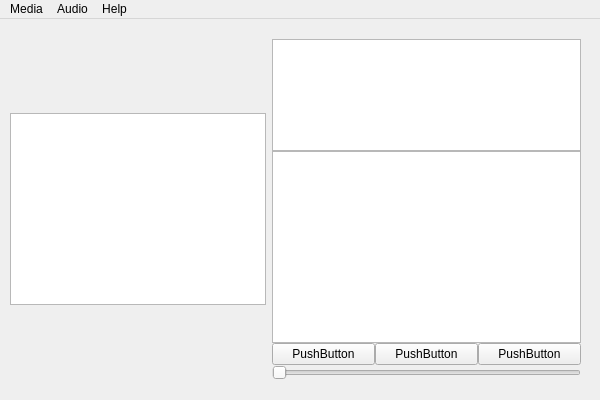
Before: the Qt Designer form UI/HomePage/homepage.ui in melikechan/auda, drawn with Qt 5.
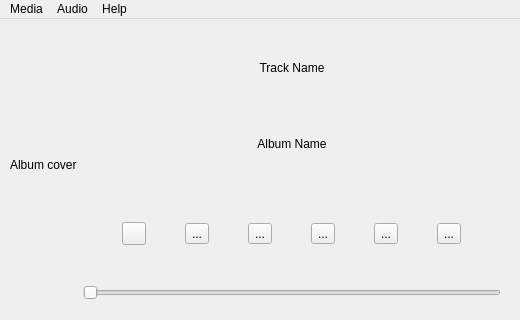
After: the same form once the commit is applied. Icons and pictures are not drawn.

Commit message: Organized homepage

The edit to the form file:
```diff
--- a/UI/HomePage/homepage.ui
+++ b/UI/HomePage/homepage.ui
@@ -6,8 +6,8 @@
    <rect>
     <x>0</x>
     <y>0</y>
-    <width>600</width>
-    <height>400</height>
+    <width>520</width>
+    <height>320</height>
    </rect>
   </property>
   <property name="windowTitle">
@@ -18,35 +18,152 @@
     <property name="geometry">
      <rect>
       <x>10</x>
-      <y>20</y>
-      <width>571</width>
-      <height>341</height>
+      <y>10</y>
+      <width>491</width>
+      <height>271</height>
      </rect>
     </property>
     <layout class="QGridLayout" name="gridLayout_2">
+     <property name="sizeConstraint">
+      <enum>QLayout::SetDefaultConstraint</enum>
+     </property>
      <property name="verticalSpacing">
       <number>1</number>
      </property>
-     <item row="0" column="1">
-      <widget class="QGraphicsView" name="albumCover">
-       <property name="sizePolicy">
-        <sizepolicy hsizetype="Fixed" vsizetype="Fixed">
-         <horstretch>0</horstretch>
-         <verstretch>0</verstretch>
-        </sizepolicy>
-       </property>
-      </widget>
-     </item>
      <item row="0" column="2">
       <layout class="QVBoxLayout" name="verticalLayout_2">
        <item>
-        <widget class="QTextBrowser" name="albumName"/>
+        <layout class="QVBoxLayout" name="verticalLayout">
+         <item>
+          <widget class="QLabel" name="trackName">
+           <property name="text">
+            <string>Track Name</string>
+           </property>
+           <property name="scaledContents">
+            <bool>false</bool>
+           </property>
+           <property name="alignment">
+            <set>Qt::AlignCenter</set>
+           </property>
+          </widget>
+         </item>
+         <item>
+          <widget class="QLabel" name="albumName">
+           <property name="text">
+            <string>Album Name</string>
+           </property>
+           <property name="alignment">
+            <set>Qt::AlignCenter</set>
+           </property>
+          </widget>
+         </item>
+        </layout>
+       </item>
+       <item>
+        <spacer name="verticalSpacer_2">
+         <property name="orientation">
+          <enum>Qt::Vertical</enum>
+         </property>
+         <property name="sizeType">
+          <enum>QSizePolicy::Preferred</enum>
+         </property>
+         <property name="sizeHint" stdset="0">
+          <size>
+           <width>20</width>
+           <height>40</height>
+          </size>
+         </property>
+        </spacer>
+       </item>
+       <item>
+        <layout class="QHBoxLayout" name="buttonContainer">
+         <item>
+          <widget class="QToolButton" name="prevButton">
+           <property name="text">
+            <string/>
+           </property>
+           <property name="icon">
+            <iconset>
+             <normaloff>:/new/prefix1/Assets/play_arrow_black_24dp.svg</normaloff>
+             <normalon>:/Assets/skip_previous_black_24dp.svg</normalon>:/new/prefix1/Assets/play_arrow_black_24dp.svg</iconset>
+           </property>
+          </widget>
+         </item>
+         <item>
+          <widget class="QToolButton" name="playButton">
+           <property name="text">
+            <string>...</string>
+           </property>
+           <property name="icon">
+            <iconset resource="../../Resources/resources.qrc">
+             <normaloff>:/Assets/play_arrow_black_24dp.svg</normaloff>
+             <normalon>:/Assets/pause_black_24dp.svg</normalon>:/Assets/play_arrow_black_24dp.svg</iconset>
+           </property>
+           <property name="checkable">
+            <bool>true</bool>
+           </property>
+           <property name="checked">
+            <bool>false</bool>
+           </property>
+          </widget>
+         </item>
+         <item>
+          <widget class="QToolButton" name="nextButton">
+           <property name="text">
+            <string>...</string>
+           </property>
+           <property name="icon">
+            <iconset resource="../../Resources/resources.qrc">
+             <normaloff>:/Assets/skip_next_black_24dp.svg</normaloff>:/Assets/skip_next_black_24dp.svg</iconset>
+           </property>
+          </widget>
+         </item>
+         <item>
+          <widget class="QToolButton" name="stopButton">
+           <property name="text">
+            <string>...</string>
+           </property>
+           <property name="icon">
+            <iconset resource="../../Resources/resources.qrc">
+             <normaloff>:/Assets/stop_black_24dp.svg</normaloff>:/Assets/stop_black_24dp.svg</iconset>
+           </property>
+          </widget>
+         </item>
+         <item>
+          <widget class="QToolButton" name="shuffleButton">
+           <property name="text">
+            <string>...</string>
+           </property>
+           <property name="icon">
+            <iconset resource="../../Resources/resources.qrc">
+             <normaloff>:/Assets/shuffle_black_24dp.svg</normaloff>:/Assets/shuffle_black_24dp.svg</iconset>
+           </property>
+          </widget>
+         </item>
+         <item>
+          <widget class="QToolButton" name="repeatButton">
+           <property name="text">
+            <string>...</string>
+           </property>
+           <property name="icon">
+            <iconset resource="../../Resources/resources.qrc">
+             <normaloff>:/Assets/repeat_black_24dp.svg</normaloff>:/Assets/repeat_black_24dp.svg</iconset>
+           </property>
+           <property name="checkable">
+            <bool>true</bool>
+           </property>
+          </widget>
+         </item>
+        </layout>
        </item>
        <item>
         <spacer name="verticalSpacer">
          <property name="orientation">
           <enum>Qt::Vertical</enum>
          </property>
+         <property name="sizeType">
+          <enum>QSizePolicy::Preferred</enum>
+         </property>
          <property name="sizeHint" stdset="0">
           <size>
            <width>20</width>
@@ -56,49 +173,25 @@
         </spacer>
        </item>
        <item>
-        <widget class="QTextBrowser" name="musicName">
-         <property name="sizePolicy">
-          <sizepolicy hsizetype="Minimum" vsizetype="Minimum">
-           <horstretch>0</horstretch>
-           <verstretch>0</verstretch>
-          </sizepolicy>
-         </property>
-        </widget>
-       </item>
-       <item>
-        <layout class="QHBoxLayout" name="horizontalLayout">
+        <layout class="QHBoxLayout" name="horizontalLayout_2">
          <item>
-          <widget class="QPushButton" name="pushButton_2">
-           <property name="text">
-            <string>PushButton</string>
-           </property>
-          </widget>
-         </item>
-         <item>
-          <widget class="QPushButton" name="pushButton_3">
-           <property name="text">
-            <string>PushButton</string>
-           </property>
-          </widget>
-         </item>
-         <item>
-          <widget class="QPushButton" name="pushButton">
-           <property name="text">
-            <string>PushButton</string>
+          <widget class="QSlider" name="horizontalSlider">
+           <property name="orientation">
+            <enum>Qt::Horizontal</enum>
            </property>
           </widget>
          </item>
         </layout>
        </item>
-       <item>
-        <widget class="QSlider" name="horizontalSlider">
-         <property name="orientation">
-          <enum>Qt::Horizontal</enum>
-         </property>
-        </widget>
-       </item>
       </layout>
      </item>
+     <item row="0" column="0">
+      <widget class="QLabel" name="albumCover">
+       <property name="text">
+        <string>Album cover</string>
+       </property>
+      </widget>
+     </item>
     </layout>
    </widget>
   </widget>
@@ -107,16 +200,10 @@
     <rect>
      <x>0</x>
      <y>0</y>
-     <width>600</width>
+     <width>520</width>
      <height>25</height>
     </rect>
    </property>
-   <widget class="QMenu" name="menutest">
-    <property name="title">
-     <string>Media</string>
-    </property>
-    <addaction name="actionOpen"/>
-   </widget>
    <widget class="QMenu" name="menuAudio">
     <property name="title">
      <string>Audio</string>
@@ -127,7 +214,13 @@
      <string>Help</string>
     </property>
    </widget>
-   <addaction name="menutest"/>
+   <widget class="QMenu" name="menuMedia">
+    <property name="title">
+     <string>Media</string>
+    </property>
+    <addaction name="actionOpen"/>
+   </widget>
+   <addaction name="menuMedia"/>
    <addaction name="menuAudio"/>
    <addaction name="menuHelp"/>
   </widget>
```
Left out of the diff: 18 changed lines with no effect on the pictures. The commit also changes 12 other files.
